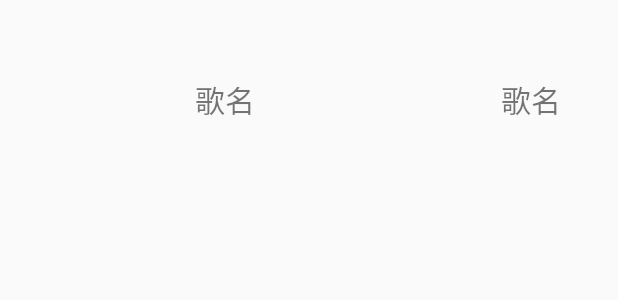
After one commit to Vircsr/Tranquil, an Android app: the layout list_item.xml on its own in the app's theme, with its tools: preview values and no code run, on a phone screen of 412 x 824 dp. The commit adds this screen. Shown: the top 300 px of the screen. Run offline under Robolectric (Android 15) with nearby library versions, the phone set to English and light mode, and no system bars.

Commit message:
ListView

```diff
--- a/app/src/main/java/frag/FragmentDiscover.java
+++ b/app/src/main/java/frag/FragmentDiscover.java
@@ -85,7 +85,6 @@ public class FragmentDiscover extends Fragment implements View.OnClickListener{
     private static ArrayList<MusicInfo> LoadMusic(){
         ArrayList<String> imgPath = new ArrayList<>();
 
-        imgPath.add("https://raw.githubusercontent.com/MLNewbee/OrderingWebsite/master/IMG/9.jpg");
         imgPath.add("https://raw.githubusercontent.com/MLNewbee/OrderingWebsite/master/IMG/8.png");
         imgPath.add("https://raw.githubusercontent.com/MLNewbee/OrderingWebsite/master/IMG/7.png");
         imgPath.add("https://raw.githubusercontent.com/MLNewbee/OrderingWebsite/master/IMG/6.png");
--- a/app/src/main/res/layout/activity_music_list.xml
+++ b/app/src/main/res/layout/activity_music_list.xml
@@ -14,7 +14,7 @@
         android:background="@color/transpparent"
         android:gravity="left|center_vertical"
         android:drawableLeft="@drawable/ic_play_circle_outline_black_24dp"
-        android:text="Button"
+        android:text="播放全部"
         tools:text="播放全部" />
 
     <ListView
--- /dev/null
+++ b/app/src/main/res/layout/list_item.xml
@@ -0,0 +1,24 @@
+<?xml version="1.0" encoding="utf-8"?>
+<LinearLayout xmlns:android="http://schemas.android.com/apk/res/android"
+    android:layout_width="match_parent"
+    android:layout_height="match_parent"
+    android:orientation="horizontal">
+
+    <TextView
+        android:id="@+id/song"
+        android:layout_width="300dp"
+        android:layout_height="118dp"
+        android:layout_marginTop="7dp"
+        android:gravity="center"
+        android:text="歌名"
+        android:textSize="20dp" />
+
+    <TextView
+        android:id="@+id/singer"
+        android:layout_width="108dp"
+        android:layout_height="118dp"
+        android:layout_marginTop="7dp"
+        android:gravity="center"
+        android:text="歌名"
+        android:textSize="20dp" />
+</LinearLayout>
```
Also changed, not shown: app/src/main/java/adapter/ListViewAdapter.java (added, +42 -0 lines), app/src/main/java/com/example/tranquil/MusicListActivity.java (+53 -5 lines), app/src/main/java/frag/FragmentMusic.java (+8 -8 lines).
